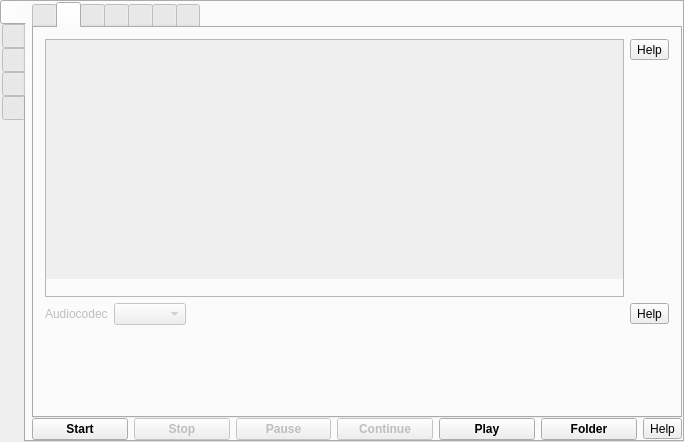
Before: the Qt Designer form src/formMainWindow.ui in vkohaupt/vokoscreenNG, drawn with Qt 5.
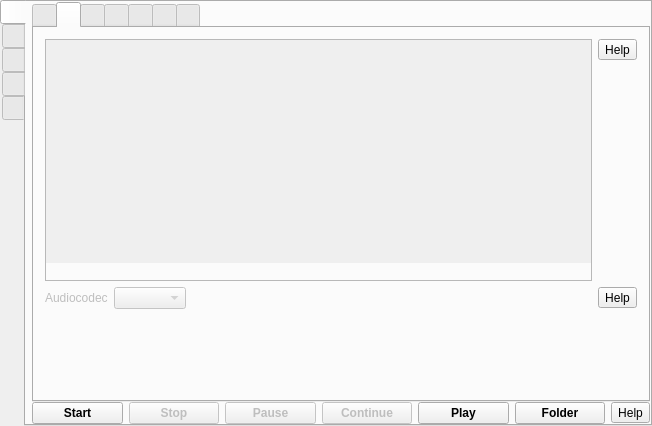
After: the same form once the commit is applied. The open tabs and pages were chosen to show the change. Icons and pictures are not drawn.

The edit to the form file:
```diff
--- a/src/formMainWindow.ui
+++ b/src/formMainWindow.ui
@@ -6,8 +6,8 @@
    <rect>
     <x>0</x>
     <y>0</y>
-    <width>684</width>
-    <height>442</height>
+    <width>652</width>
+    <height>426</height>
    </rect>
   </property>
   <property name="windowTitle">
@@ -566,8 +566,8 @@
                      <rect>
                       <x>0</x>
                       <y>0</y>
-                      <width>518</width>
-                      <height>183</height>
+                      <width>486</width>
+                      <height>167</height>
                      </rect>
                     </property>
                     <layout class="QVBoxLayout" name="verticalLayoutAudioDevices">
```
Left out of the diff: 79 changed lines with no effect on the pictures.
